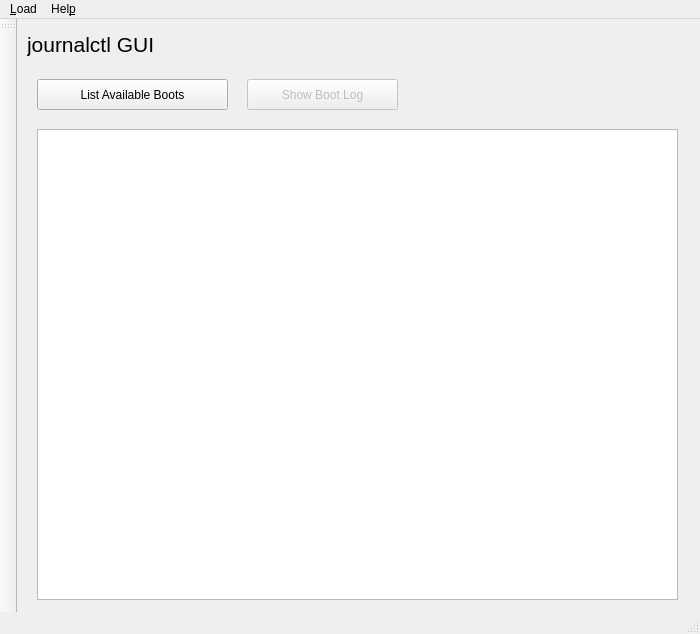
Above: ui/mainwindow.ui from pentix/qjournalctl before the change. Below: the same form after it.
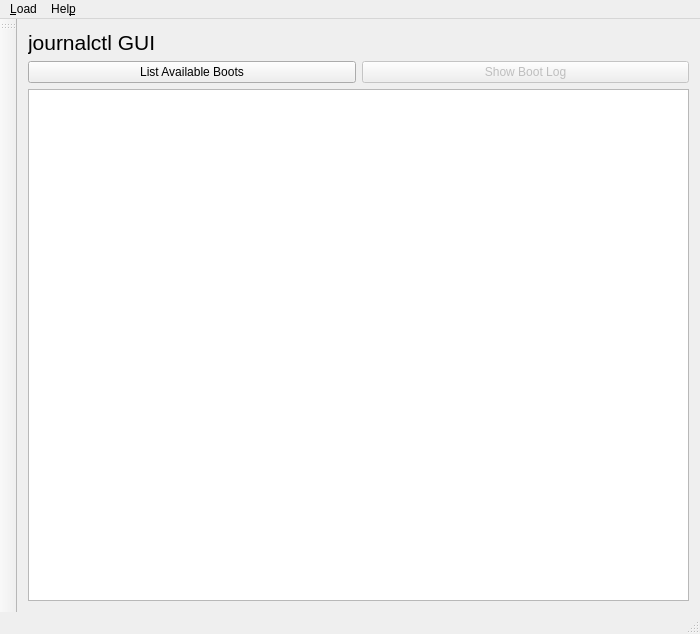
That is the form after the change.

Commit message: MainWindow: Content scales with window size

```diff
--- a/ui/mainwindow.ui
+++ b/ui/mainwindow.ui
@@ -14,15 +14,9 @@
    <string>journalctl GUI</string>
   </property>
   <widget class="QWidget" name="centralWidget">
+   <layout class="QGridLayout" name="gridLayout">
+    <item row="0" column="0">
    <widget class="QLabel" name="label">
-    <property name="geometry">
-     <rect>
-      <x>10</x>
-      <y>10</y>
-      <width>161</width>
-      <height>31</height>
-     </rect>
-    </property>
     <property name="font">
      <font>
       <pointsize>16</pointsize>
@@ -32,44 +26,26 @@
      <string>journalctl GUI</string>
     </property>
    </widget>
+    </item>
+    <item row="1" column="0">
    <widget class="QPushButton" name="pushButton_2">
-    <property name="geometry">
-     <rect>
-      <x>20</x>
-      <y>60</y>
-      <width>191</width>
-      <height>31</height>
-     </rect>
-    </property>
     <property name="text">
      <string>List Available Boots</string>
     </property>
    </widget>
+    </item>
+    <item row="1" column="1">
    <widget class="QPushButton" name="pushButton">
     <property name="enabled">
      <bool>false</bool>
     </property>
-    <property name="geometry">
-     <rect>
-      <x>230</x>
-      <y>60</y>
-      <width>151</width>
-      <height>31</height>
-     </rect>
-    </property>
     <property name="text">
      <string>Show Boot Log</string>
     </property>
    </widget>
+    </item>
+    <item row="2" column="0" colspan="2">
    <widget class="QTableView" name="tableView">
-    <property name="geometry">
-     <rect>
-      <x>20</x>
-      <y>110</y>
-      <width>641</width>
-      <height>471</height>
-     </rect>
-    </property>
     <property name="sizePolicy">
      <sizepolicy hsizetype="Expanding" vsizetype="Expanding">
       <horstretch>0</horstretch>
@@ -95,6 +71,8 @@
      <bool>true</bool>
     </attribute>
    </widget>
+    </item>
+   </layout>
   </widget>
   <widget class="QMenuBar" name="menuBar">
    <property name="geometry">
```
Lines whose indentation alone changed are shown as unchanged.
